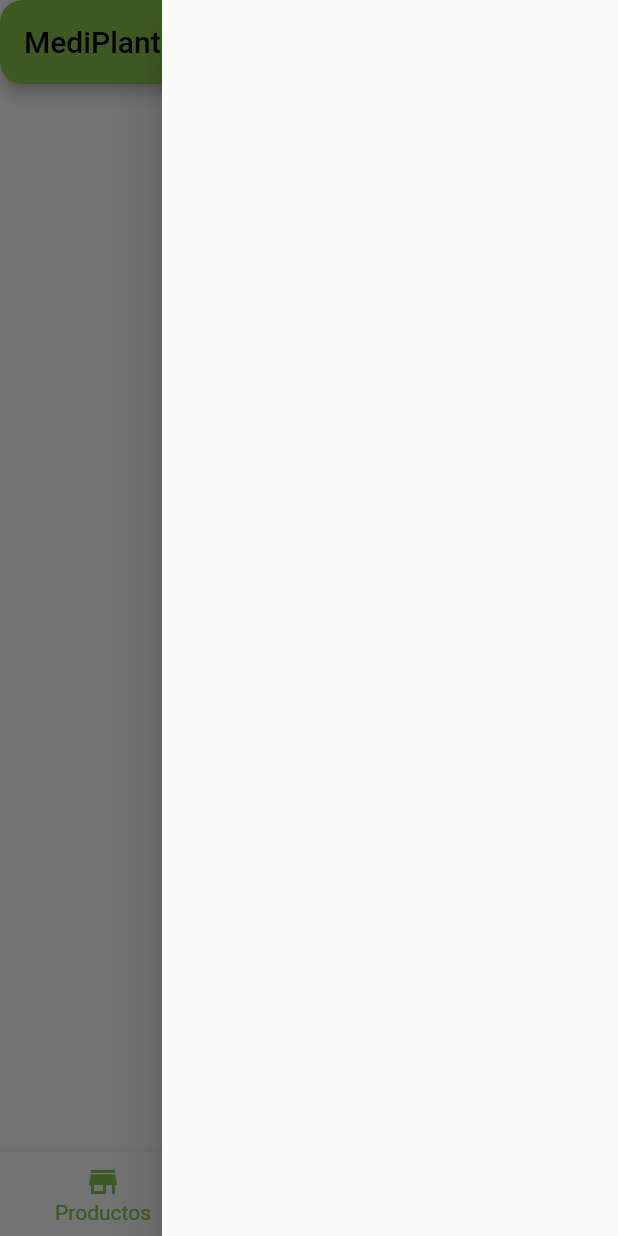
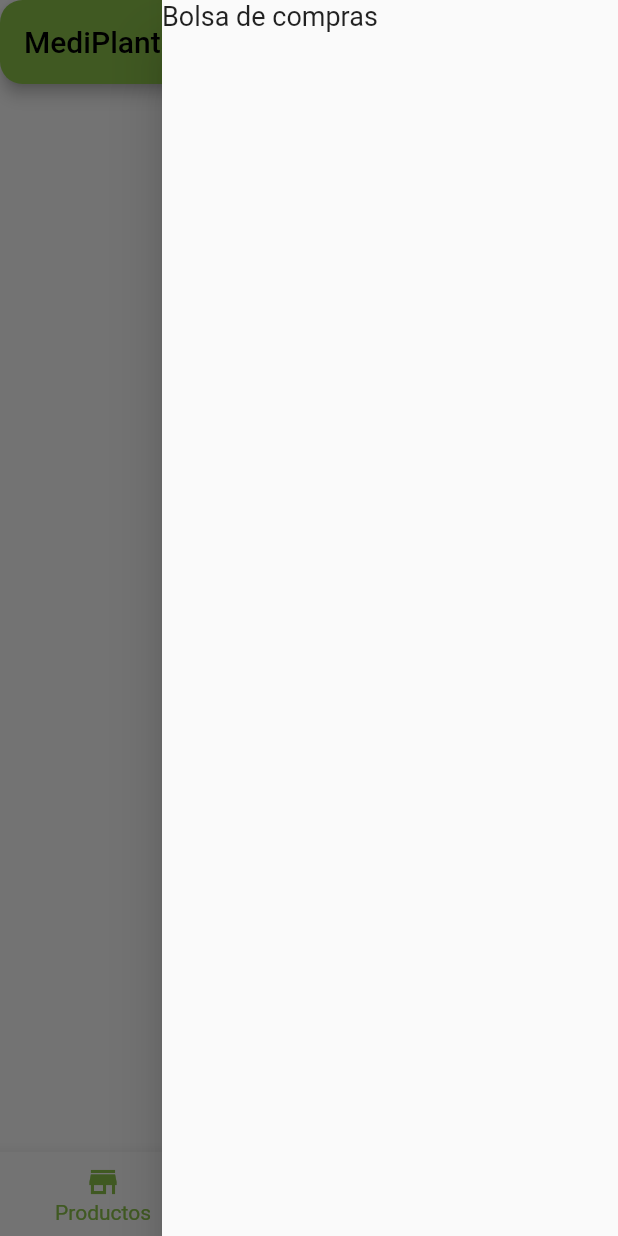
Before and after one commit to ssssshel/MediPlants_App, a Flutter app: the screen it shows after launch, with the side drawer open, on a phone screen of 412 x 824 dp. Run offline on Flutter 3.47's test engine with Material 2 defaults, Android fonts, the phone set to English and light mode, and no system bars.

Commit message:
avance viernes 13 tarde

```diff
--- a/lib/main.dart
+++ b/lib/main.dart
@@ -30,7 +30,14 @@ class MyHomePage extends StatelessWidget {
     return Scaffold(
       appBar: myAppBar(context),
 
-      endDrawer: Drawer(),
+      endDrawer: Drawer(
+        child: Column(
+          crossAxisAlignment: CrossAxisAlignment.start,
+          children: [
+            Text("Bolsa de compras", style: TextStyle(fontSize: 18)),
+          ],
+        ),
+      ),
 
       bottomNavigationBar: BottomNavigationBar(items: const [
         BottomNavigationBarItem(icon: Icon(Icons.store), label: "Productos"),
```
Also changed, not shown: lib/pages/home_page.dart (added), lib/pages/user_profile.dart (added).
